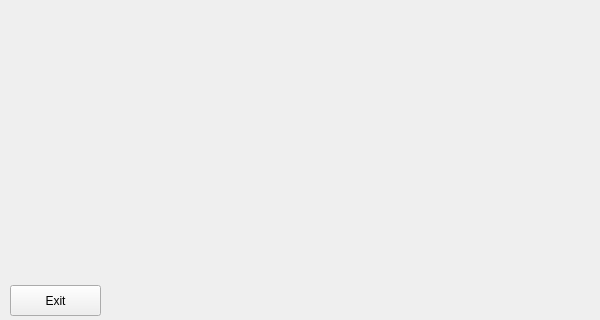
The window that Project4/submit/21900050_Eunhyeok_Kwon_project4/mainwindow.ui (ccss17/HGU-IntensiveGUIProgramming) describes before a commit, drawn with Qt 5; both pictures show x 0 to 600 and y 325 to 645 of the 600 by 645 pixel window.
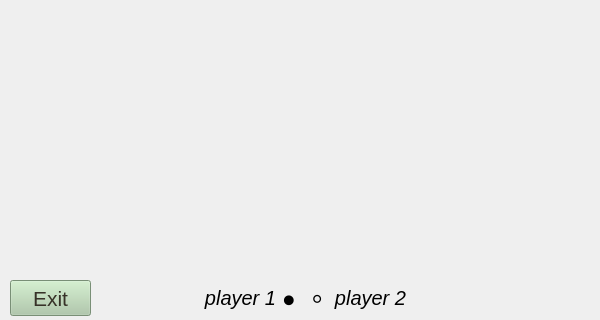
The same window after the commit. The open tabs and pages were chosen to show the change.

```diff
--- a/Project4/submit/21900050_Eunhyeok_Kwon_project4/mainwindow.ui
+++ b/Project4/submit/21900050_Eunhyeok_Kwon_project4/mainwindow.ui
@@ -209,15 +209,116 @@
       <property name="geometry">
        <rect>
         <x>10</x>
-        <y>610</y>
-        <width>91</width>
-        <height>31</height>
+        <y>605</y>
+        <width>81</width>
+        <height>36</height>
        </rect>
       </property>
+      <property name="font">
+       <font>
+        <pointsize>16</pointsize>
+       </font>
+      </property>
+      <property name="styleSheet">
+       <string notr="true">background-color: rgb(170, 200, 165);
+color: rgb(55, 50, 40);</string>
+      </property>
       <property name="text">
        <string>Exit</string>
       </property>
      </widget>
+     <widget class="QLabel" name="label_player1">
+      <property name="geometry">
+       <rect>
+        <x>200</x>
+        <y>605</y>
+        <width>81</width>
+        <height>36</height>
+       </rect>
+      </property>
+      <property name="font">
+       <font>
+        <pointsize>15</pointsize>
+        <italic>true</italic>
+       </font>
+      </property>
+      <property name="text">
+       <string>player 1</string>
+      </property>
+      <property name="alignment">
+       <set>Qt::AlignCenter</set>
+      </property>
+      <property name="indent">
+       <number>-1</number>
+      </property>
+     </widget>
+     <widget class="QLabel" name="label_player2">
+      <property name="geometry">
+       <rect>
+        <x>330</x>
+        <y>605</y>
+        <width>81</width>
+        <height>36</height>
+       </rect>
+      </property>
+      <property name="font">
+       <font>
+        <pointsize>15</pointsize>
+        <weight>50</weight>
+        <italic>true</italic>
+        <bold>false</bold>
+       </font>
+      </property>
+      <property name="layoutDirection">
+       <enum>Qt::LeftToRight</enum>
+      </property>
+      <property name="text">
+       <string>player 2</string>
+      </property>
+      <property name="alignment">
+       <set>Qt::AlignCenter</set>
+      </property>
+     </widget>
+     <widget class="QLabel" name="label_blackCircle">
+      <property name="geometry">
+       <rect>
+        <x>280</x>
+        <y>615</y>
+        <width>21</width>
+        <height>21</height>
+       </rect>
+      </property>
+      <property name="font">
+       <font>
+        <pointsize>16</pointsize>
+       </font>
+      </property>
+      <property name="text">
+       <string>⚫</string>
+      </property>
+     </widget>
+     <widget class="QLabel" name="label_whiteCircle">
+      <property name="geometry">
+       <rect>
+        <x>310</x>
+        <y>614</y>
+        <width>21</width>
+        <height>21</height>
+       </rect>
+      </property>
+      <property name="font">
+       <font>
+        <pointsize>13</pointsize>
+       </font>
+      </property>
+      <property name="text">
+       <string>&lt;!DOCTYPE HTML PUBLIC &quot;-//W3C//DTD HTML 4.0//EN&quot; &quot;http://www.w3.org/TR/REC-html40/strict.dtd&quot;&gt;
+&lt;html&gt;&lt;head&gt;&lt;meta name=&quot;qrichtext&quot; content=&quot;1&quot; /&gt;&lt;style type=&quot;text/css&quot;&gt;
+p, li { white-space: pre-wrap; }
+&lt;/style&gt;&lt;/head&gt;&lt;body style=&quot; font-family:'.SF NS Text'; font-size:13pt; font-weight:400; font-style:normal;&quot;&gt;
+&lt;p style=&quot; margin-top:0px; margin-bottom:0px; margin-left:0px; margin-right:0px; -qt-block-indent:0; text-indent:0px;&quot;&gt;⚪&lt;/p&gt;&lt;/body&gt;&lt;/html&gt;</string>
+      </property>
+     </widget>
     </widget>
    </widget>
   </widget>
```
Left out of the diff: 45 changed lines with no effect on the pictures.
